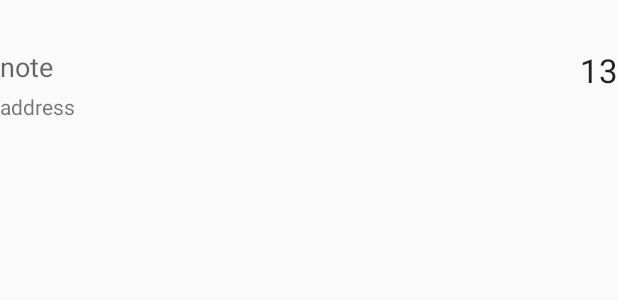
After one commit to BensonKuo/Android-Dev, an Android app: the layout listview_item.xml on its own in the app's theme, with its tools: preview values and no code run, on a phone screen of 412 x 824 dp. The commit adds this screen. Shown: the top 300 px of the screen. Run offline under Robolectric (Android 15) with nearby library versions, the phone set to English and light mode, and no system bars.

Commit message:
new layout for list view

```diff
--- a/android_class_261-master/SimpleUI/app/src/main/java/com/example/simpleui/MainActivity.java
+++ b/android_class_261-master/SimpleUI/app/src/main/java/com/example/simpleui/MainActivity.java
@@ -92,7 +92,8 @@ public class MainActivity extends AppCompatActivity {
     private void setHistory(){
         String[] data = Utils.readFile(this, "history.txt"). split("\n"); // 以換行隔開
         // 用來把資料放進列表格式
-        ArrayAdapter<String> adapter = new ArrayAdapter<String>(this, android.R.layout.simple_list_item_1, data );// (context, item style, array_data)
+        ArrayAdapter<String> adapter = new ArrayAdapter<String>(this, android.R.layout.simple_list_item_1, data );
+        // (context, item style, array_data)
         historyListView.setAdapter(adapter);
     }
 
--- /dev/null
+++ b/android_class_261-master/SimpleUI/app/src/main/res/layout/listview_item.xml
@@ -0,0 +1,36 @@
+<?xml version="1.0" encoding="utf-8"?>
+<RelativeLayout xmlns:android="http://schemas.android.com/apk/res/android"
+    android:layout_width="match_parent" android:layout_height="match_parent">
+
+    <TextView
+        android:layout_width="wrap_content"
+        android:layout_height="wrap_content"
+        android:textAppearance="?android:attr/textAppearanceSmall"
+        android:text="address"
+        android:id="@+id/store_info"
+        android:layout_below="@+id/drink_number"
+        android:layout_alignParentLeft="true"
+        android:layout_alignParentStart="true" />
+
+    <TextView
+        android:layout_width="wrap_content"
+        android:layout_height="wrap_content"
+        android:textAppearance="?android:attr/textAppearanceLarge"
+        android:text="13"
+        android:id="@+id/drink_number"
+        android:layout_alignTop="@+id/note"
+        android:layout_alignParentRight="true"
+        android:layout_alignParentEnd="true" />
+
+    <TextView
+        android:layout_width="wrap_content"
+        android:layout_height="wrap_content"
+        android:textAppearance="?android:attr/textAppearanceMedium"
+        android:text="note"
+        android:id="@+id/note"
+        android:layout_alignParentTop="true"
+        android:layout_alignParentLeft="true"
+        android:layout_alignParentStart="true"
+        android:layout_marginTop="32dp" />
+
+</RelativeLayout>
```
